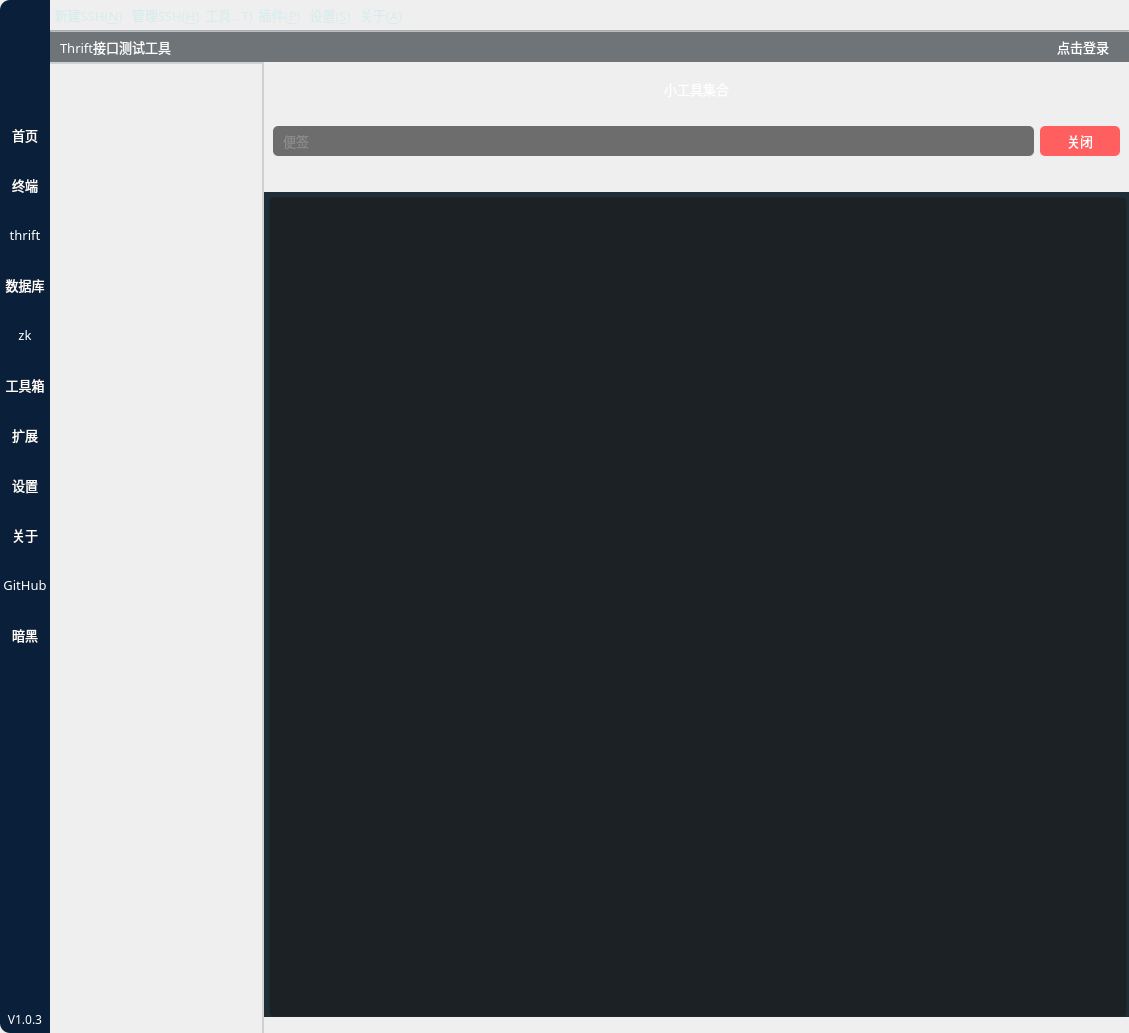
The window that source/mainwindow.ui (HuaGouFdog/Fdog-Kit) describes before a commit, drawn with Qt 5.
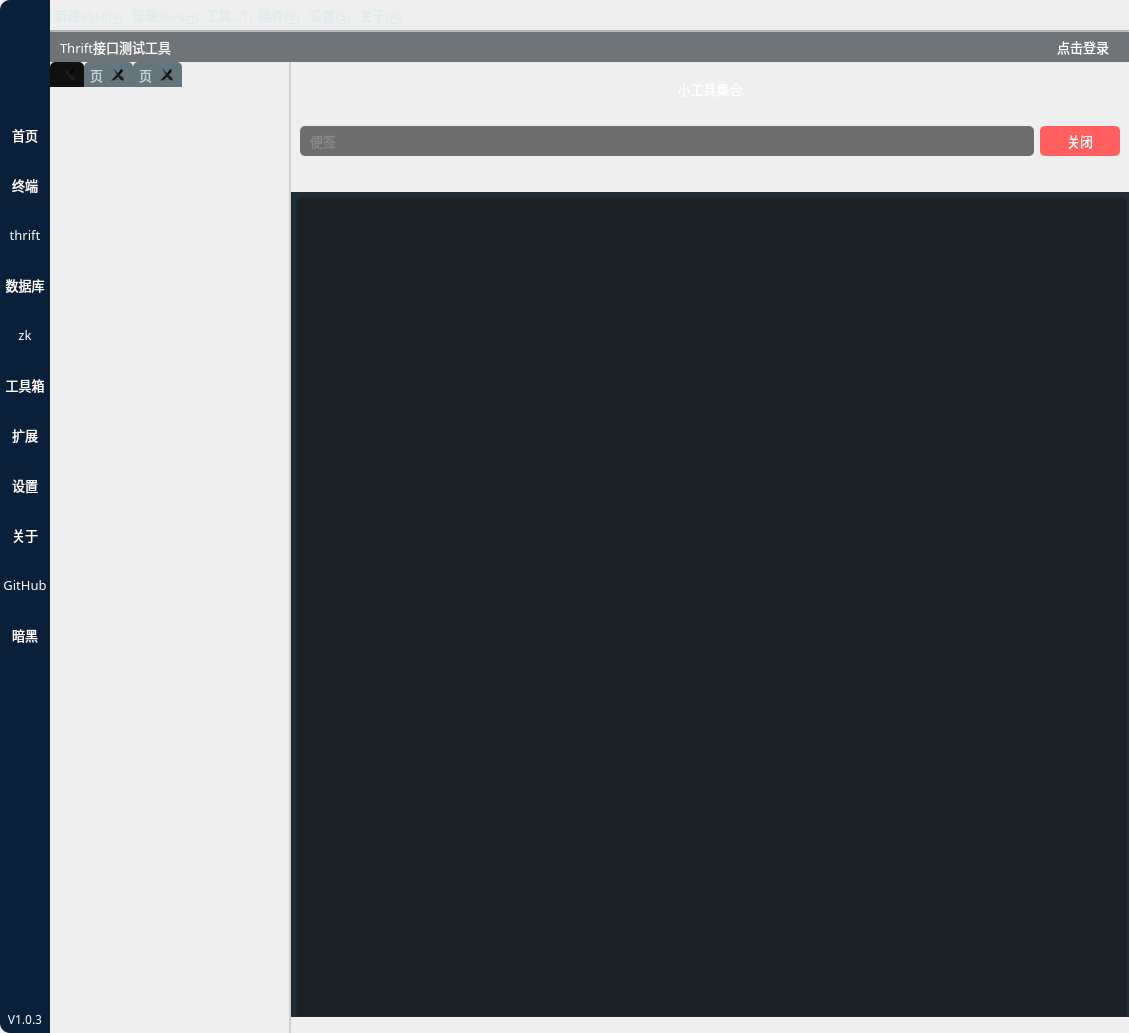
The same window after the commit. The open tabs and pages were chosen to show the change. Icons and pictures are not drawn.

The edit to the form file:
```diff
--- a/source/mainwindow.ui
+++ b/source/mainwindow.ui
@@ -1791,14 +1791,14 @@
                     </property>
                     <property name="styleSheet">
                      <string notr="true">
-
 /*设置TabWidget中tab_1的样式*/
-#tab_1.QWidget{
-	background-color: rgb(108, 117, 125, 65);
+#tab.QTabBar::tab{
+	
+	background-color: rgb(111, 255, 188);
 }
  
 /*设置TabWidget中tab_2的样式*/
-#tab_11.QWidget{
+#tab_2.QTabBar::tab{
 	background-color: rgb(108, 117, 125, 65);
 }
  
@@ -1810,8 +1810,10 @@
 	color:#ced4da;    /*设置tab中的文本的颜色*/
 	border-top-left-radius: 5px;    /*设置tab的边框的圆角（左上圆角）*/
 	border-top-right-radius: 5px;    /*设置tab的边框的圆角（右上圆角）*/
-	/*width:120px;*/
-	padding: 4px;
+	padding-left: 5px;
+    padding-right: 5px;
+	/*width:150;*/
+	height:25;
 	/*margin-right:0px;
 	margin-left: 0px;*/
 }
@@ -1828,7 +1830,7 @@
  
 /*设置TabWidget的边框的样式*/
 QTabWidget::pane {
-    border-top:2px solid rgb(108, 117, 125, 65); 
+    border-top:0px solid rgb(108, 117, 125, 65); 
 }
  
 
@@ -1876,6 +1878,21 @@
                     <property name="movable">
                      <bool>true</bool>
                     </property>
+                    <widget class="QWidget" name="tab">
+                     <attribute name="title">
+                      <string/>
+                     </attribute>
+                    </widget>
+                    <widget class="QWidget" name="tab_3">
+                     <attribute name="title">
+                      <string>页</string>
+                     </attribute>
+                    </widget>
+                    <widget class="QWidget" name="tab_2">
+                     <attribute name="title">
+                      <string>页</string>
+                     </attribute>
+                    </widget>
                    </widget>
                   </item>
                  </layout>
```
Left out of the diff: 40 changed lines with no effect on the pictures.
